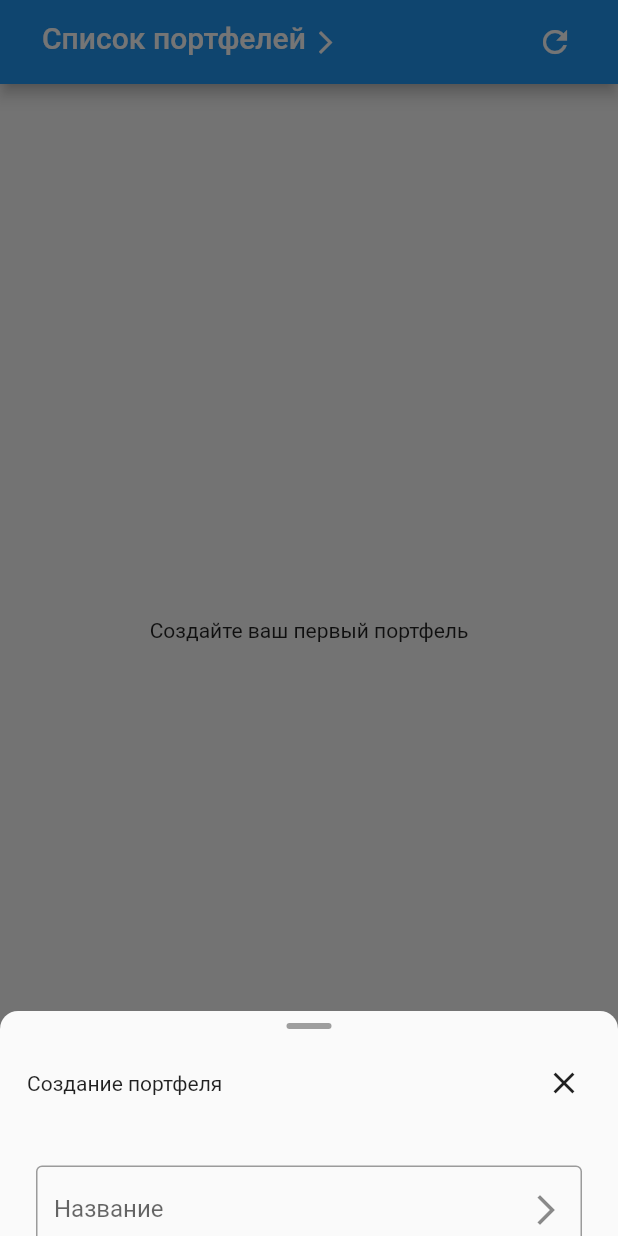
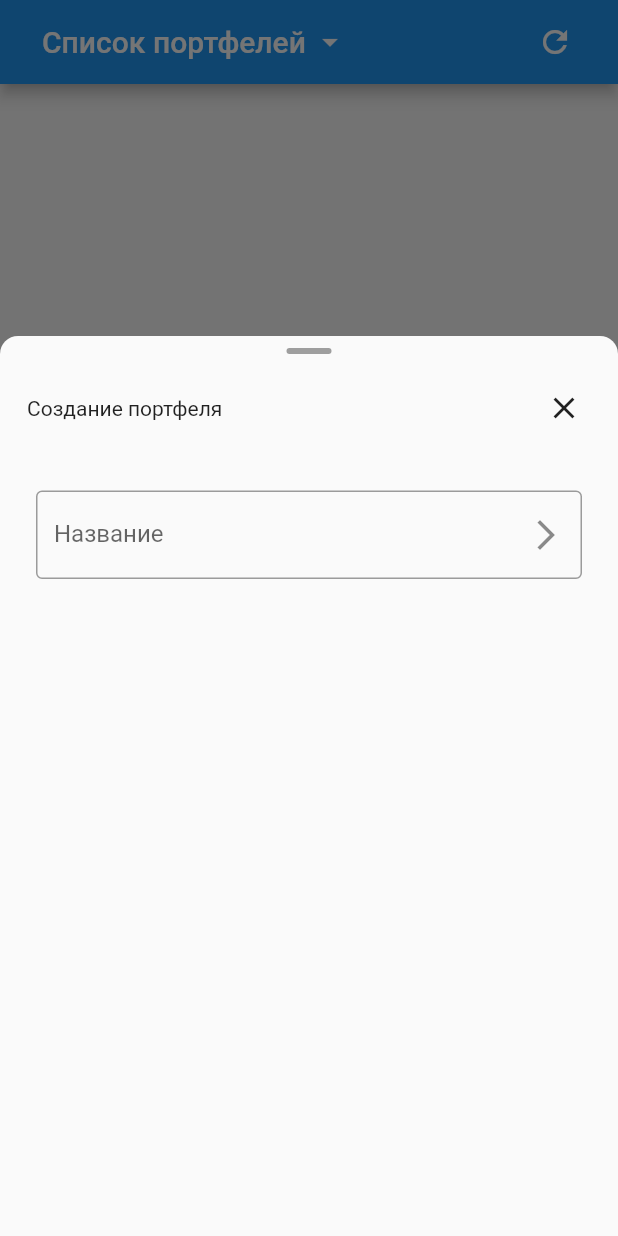
Before and after one commit to WoWwD/Track-it, a Flutter app: the screen it shows after launch, after a tap on the "add" icon, on a phone screen of 412 x 824 dp. Run offline on Flutter 3.47's test engine with Material 2 defaults, Android fonts, the phone set to English and light mode, and no system bars; our stand-ins replace bloc, date_time_picker, dio, flutter_bloc, flutter_slidable, get_it and 2 more.

Commit message:
правки интерфейса для Android 2

```diff
--- a/lib/presentation/ui/screen/main_screen.dart
+++ b/lib/presentation/ui/screen/main_screen.dart
@@ -27,6 +27,7 @@ class MainScreen extends StatelessWidget {
       child: BlocBuilder<PortfolioCubit, PortfolioState>(
         builder: (context, state) {
           return Scaffold(
+            resizeToAvoidBottomInset: false,
             appBar: AppBar(
               title: _titleAppbar(context),
               actions: [_refreshButton(context)],
@@ -58,20 +59,22 @@ class MainScreen extends StatelessWidget {
   }
 
   Widget _titleAppbar(BuildContext context) {
-    return InkWell(
-      borderRadius: BorderRadius.circular(AppStyles.borderRadiusApp),
+    return GestureDetector(
       onTap: () => showPrimaryModalBottomSheet(
         context: context,
+        isScrollControlled: true,
+        title: 'Список ваших портфелей',
         content: ListPortfolioScreen(refreshMainScreen: () => _refreshMainScreen(context)),
+        maxHeight: MediaQuery.of(context).size.height - kTextTabBarHeight
       ),
       child: Padding(
         padding: const EdgeInsets.symmetric(horizontal: 12, vertical: 4),
         child: Row(
           mainAxisSize: MainAxisSize.min,
           children: const [
-            Padding(padding: EdgeInsets.only(bottom: 6.0), child: Text('Список портфелей')),
+            Text('Список портфелей'),
             SizedBox(width: 4),
-            Icon(Icons.arrow_forward_ios, size: 18)
+            Icon(Icons.arrow_drop_down)
           ],
         ),
       ),
@@ -83,6 +86,7 @@ class MainScreen extends StatelessWidget {
       child: const Icon(Icons.add),
       onPressed: () => showPrimaryModalBottomSheet(
         context: context,
+        isScrollControlled: true,
         title: state is PortfolioNotCreated? 'Создание портфеля': 'Добавление актива',
         content: state is PortfolioNotCreated
           ? CreatePortfolioScreen(refreshState: () => _refreshMainScreen(context))
@@ -90,7 +94,6 @@ class MainScreen extends StatelessWidget {
               portfolioName: state is PortfolioReceived? state.portfolioModel.name: '',
               refreshPortfolioScreen: () => _refreshMainScreen(context),
             ),
-        maxHeight: state is PortfolioNotCreated? 150: null,
       )
     );
   }
```
